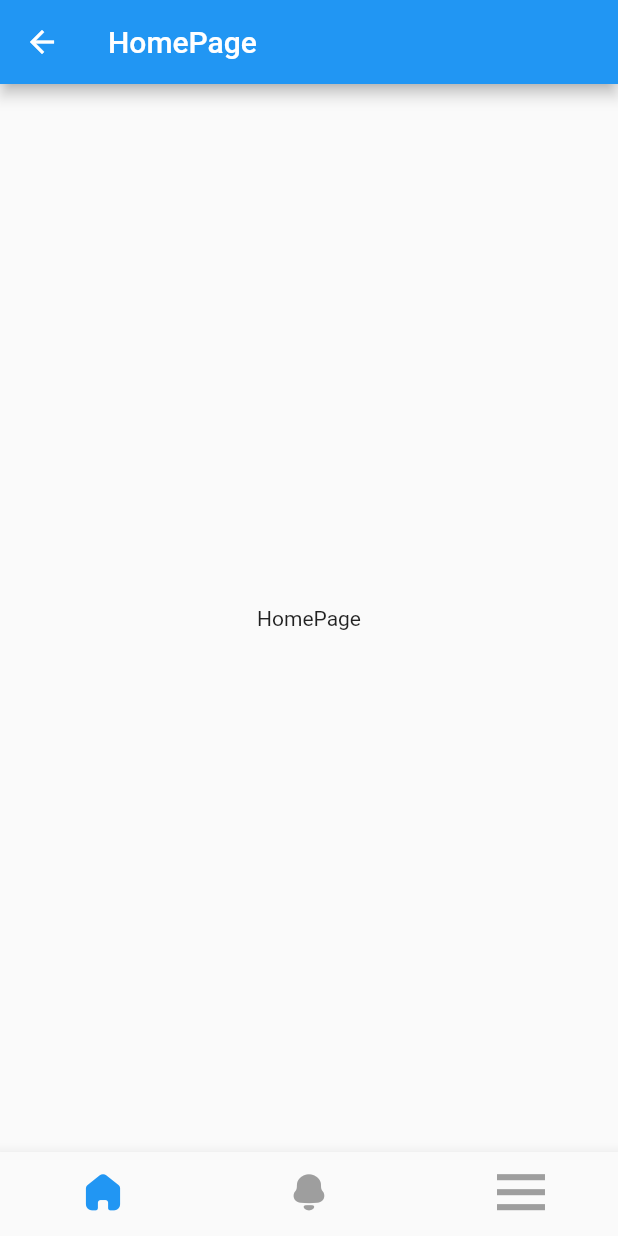
After one commit to askabdulhaseeb/EdWin, a Flutter app: the DashboardScreen screen opened directly, on a phone screen of 412 x 824 dp. The commit adds this screen. Run offline on Flutter 3.47's test engine with Material 2 defaults, Android fonts, the phone set to English and light mode, and no system bars.

Commit message:
add packages + dashboard page

```diff
--- /dev/null
+++ b/lib/providers/app_provider.dart
@@ -0,0 +1,18 @@
+import 'package:flutter/foundation.dart';
+
+class AppProvider extends ChangeNotifier {
+  int _currentIndex = kDebugMode ? 0 : 0;
+  bool _isMute = true;
+  void onTabTapped(int index) {
+    _currentIndex = index;
+    notifyListeners();
+  }
+
+  int get currentTap => _currentIndex;
+  bool get isMute => _isMute;
+
+  void toggleMuteButton() {
+    _isMute = !_isMute;
+    notifyListeners();
+  }
+}
--- /dev/null
+++ b/lib/views/dashboard_screen/dashboard_screen.dart
@@ -0,0 +1,29 @@
+import 'package:edwin/views/dashboard_screen/main_bottom_navigation_bar.dart';
+import 'package:edwin/views/dashboard_screen/pages/home_page.dart';
+import 'package:edwin/views/dashboard_screen/pages/menu_page.dart';
+import 'package:edwin/views/dashboard_screen/pages/notification_page.dart';
+import 'package:flutter/material.dart';
+import 'package:provider/provider.dart';
+
+import '../../providers/app_provider.dart';
+
+class DashboardScreen extends StatelessWidget {
+  const DashboardScreen({super.key});
+  static const String routeName = '/dashboard';
+  @override
+  Widget build(BuildContext context) {
+    const List<Widget> pages = <Widget>[
+      HomePage(),
+      NotificationPage(),
+      MenuPage(),
+    ];
+    return Scaffold(
+      body: Consumer<AppProvider>(
+        builder: (context, appPro, _) {
+          return Center(child: pages[appPro.currentTap]);
+        },
+      ),
+      bottomNavigationBar: const MainBottomNavigationBar(),
+    );
+  }
+}
--- /dev/null
+++ b/lib/views/dashboard_screen/main_bottom_navigation_bar.dart
@@ -0,0 +1,36 @@
+import 'package:flutter/material.dart';
+import 'package:provider/provider.dart';
+import '../../custom_icons_icons.dart';
+import '../../providers/app_provider.dart';
+
+class MainBottomNavigationBar extends StatelessWidget {
+  const MainBottomNavigationBar({Key? key}) : super(key: key);
+  @override
+  Widget build(BuildContext context) {
+    AppProvider navBar = Provider.of<AppProvider>(context);
+    return BottomNavigationBar(
+      backgroundColor: Theme.of(context).scaffoldBackgroundColor,
+      selectedLabelStyle: TextStyle(color: Theme.of(context).primaryColor),
+      selectedItemColor: Theme.of(context).primaryColor,
+      showUnselectedLabels: false,
+      showSelectedLabels: false,
+      unselectedItemColor: Colors.grey,
+      currentIndex: navBar.currentTap,
+      onTap: (int index) => navBar.onTabTapped(index),
+      items: const <BottomNavigationBarItem>[
+        BottomNavigationBarItem(
+          icon: Icon(CustomIcons.home),
+          label: 'Home',
+        ),
+        BottomNavigationBarItem(
+          icon: Icon(CustomIcons.notification),
+          label: 'Notifications',
+        ),
+        BottomNavigationBarItem(
+          icon: Icon(CustomIcons.menu),
+          label: 'Menu',
+        ),
+      ],
+    );
+  }
+}
--- /dev/null
+++ b/lib/views/dashboard_screen/pages/home_page.dart
@@ -0,0 +1,16 @@
+import 'package:flutter/material.dart';
+
+class HomePage extends StatelessWidget {
+  const HomePage({Key? key}) : super(key: key);
+  @override
+  Widget build(BuildContext context) {
+    return Scaffold(
+      appBar: AppBar(
+        title: Text('HomePage'),
+      ),
+      body: Center(
+        child: Text('HomePage'),
+      ),
+    );
+  }
+}
```
Also changed, not shown: lib/main.dart (+12 -5 lines), lib/utilities/utilities.dart (added, +14 -0 lines), lib/views/dashboard_screen/pages/menu_page.dart (added, +16 -0 lines), lib/views/dashboard_screen/pages/notification_page.dart (added, +16 -0 lines), pubspec.yaml (+7 -0 lines), pubspec.lock, 13 other files.
